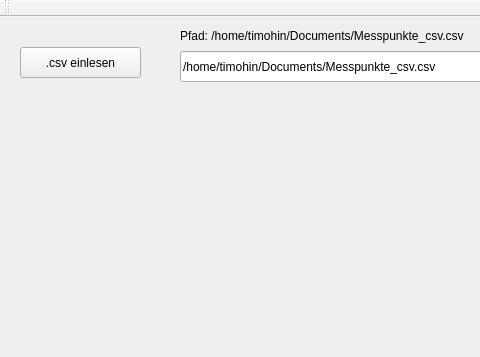
First picture: the form in Projektarbeit_QT_L/mainwindow.ui, repository TH910/Projektarbeit_L, before the edit; both pictures show x 0 to 480 and y 0 to 357 of the 700 by 462 pixel window.
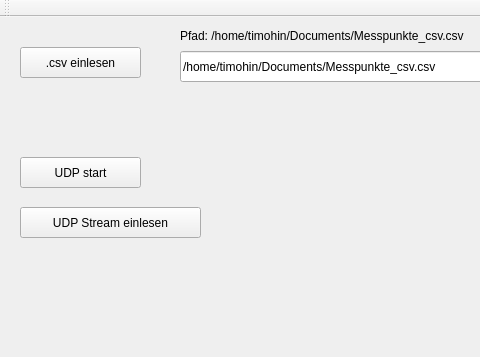
Second picture: the form after the edit.

The edit to the form file:
```diff
--- a/Projektarbeit_QT_L/mainwindow.ui
+++ b/Projektarbeit_QT_L/mainwindow.ui
@@ -53,6 +53,32 @@
      <string>Pfad: /home/timohin/Documents/Messpunkte_csv.csv</string>
     </property>
    </widget>
+   <widget class="QPushButton" name="pushButton_2">
+    <property name="geometry">
+     <rect>
+      <x>20</x>
+      <y>140</y>
+      <width>121</width>
+      <height>31</height>
+     </rect>
+    </property>
+    <property name="text">
+     <string>UDP start</string>
+    </property>
+   </widget>
+   <widget class="QPushButton" name="pushButton_3">
+    <property name="geometry">
+     <rect>
+      <x>20</x>
+      <y>190</y>
+      <width>181</width>
+      <height>31</height>
+     </rect>
+    </property>
+    <property name="text">
+     <string>UDP Stream einlesen</string>
+    </property>
+   </widget>
   </widget>
   <widget class="QMenuBar" name="menuBar">
    <property name="geometry">
```
